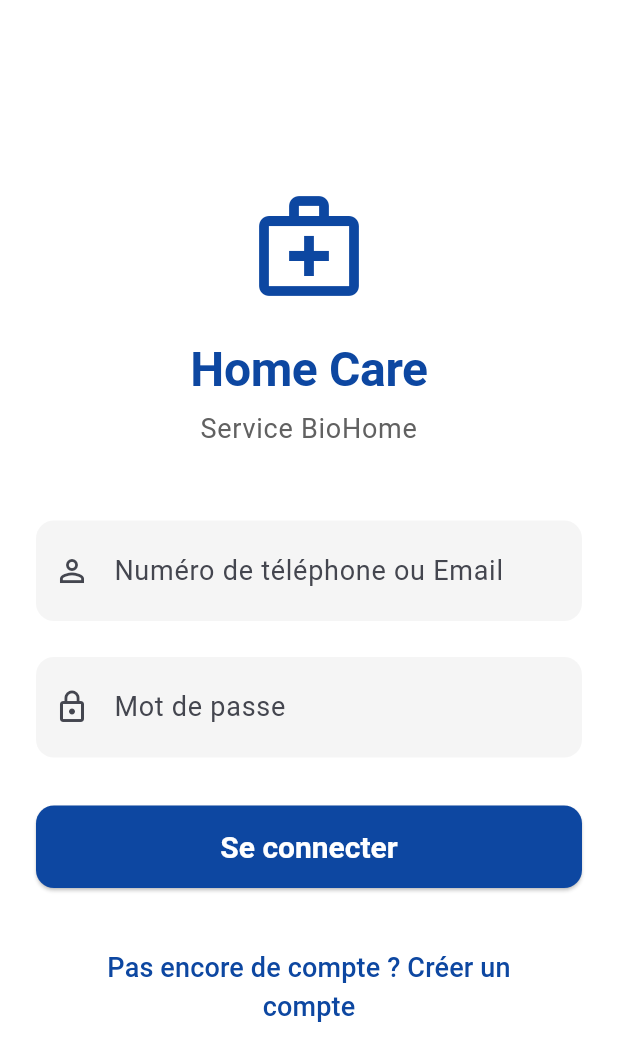
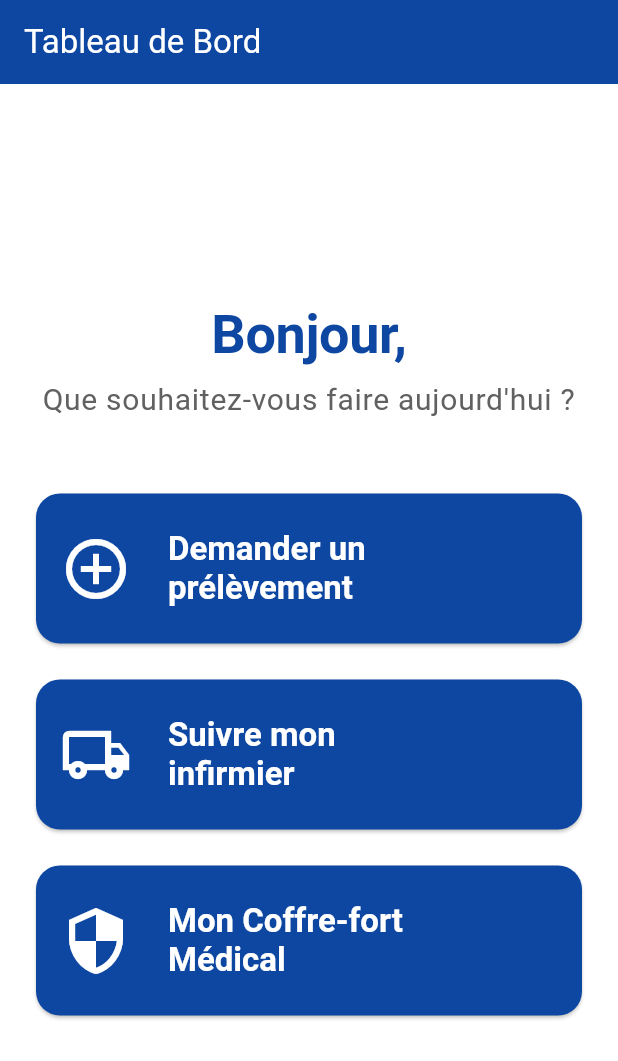
Before and after one commit to hachtek98-stack/Home-Care-App, a Flutter app: the screen it shows after launch, after a tap on "Se connecter", on a phone screen of 412 x 824 dp. Shown: the top 1061 px of the screen. Run offline on Flutter 3.47's test engine with Material 3 defaults, Android fonts, the phone set to English and light mode, and no system bars.

Commit message:
Create the Patient Dashboard Screen

```diff
--- /dev/null
+++ b/lib/screens/dashboard_screen.dart
@@ -0,0 +1,97 @@
+import 'package:flutter/material.dart';
+
+class DashboardScreen extends StatelessWidget {
+  const DashboardScreen({super.key});
+
+  @override
+  Widget build(BuildContext context) {
+    return Scaffold(
+      appBar: AppBar(
+        title: const Text('Tableau de Bord'),
+        backgroundColor: Theme.of(context).colorScheme.primary,
+        foregroundColor: Colors.white,
+      ),
+      body: SafeArea(
+        child: Padding(
+          padding: const EdgeInsets.all(24.0),
+          child: Column(
+            mainAxisAlignment: MainAxisAlignment.center,
+            crossAxisAlignment: CrossAxisAlignment.stretch,
+            children: [
+              Text(
+                'Bonjour,',
+                style: Theme.of(context).textTheme.displayLarge?.copyWith(
+                  fontSize: 36,
+                ),
+                textAlign: TextAlign.center,
+              ),
+              const SizedBox(height: 8),
+              Text(
+                'Que souhaitez-vous faire aujourd\'hui ?',
+                style: Theme.of(context).textTheme.bodyLarge?.copyWith(
+                  fontSize: 20,
+                  color: Colors.grey[700],
+                ),
+                textAlign: TextAlign.center,
+              ),
+              const SizedBox(height: 48),
+              _buildDashboardButton(
+                context: context,
+                icon: Icons.add_circle_outline,
+                label: 'Demander un\nprélèvement',
+                onPressed: () {},
+              ),
+              const SizedBox(height: 24),
+              _buildDashboardButton(
+                context: context,
+                icon: Icons.local_shipping_outlined,
+                label: 'Suivre mon\ninfirmier',
+                onPressed: () {},
+              ),
+              const SizedBox(height: 24),
+              _buildDashboardButton(
+                context: context,
+                icon: Icons.security_outlined,
+                label: 'Mon Coffre-fort\nMédical',
+                onPressed: () {},
+              ),
+            ],
+          ),
+        ),
+      ),
+    );
+  }
+
+  Widget _buildDashboardButton({
+    required BuildContext context,
+    required IconData icon,
+    required String label,
+    required VoidCallback onPressed,
+  }) {
+    return ElevatedButton(
+      onPressed: onPressed,
+      style: ElevatedButton.styleFrom(
+        padding: const EdgeInsets.symmetric(vertical: 24, horizontal: 16),
+        shape: RoundedRectangleBorder(
+          borderRadius: BorderRadius.circular(16),
+        ),
+      ),
+      child: Row(
+        mainAxisAlignment: MainAxisAlignment.start,
+        children: [
+          Icon(icon, size: 48),
+          const SizedBox(width: 24),
+          Expanded(
+            child: Text(
+              label,
+              style: const TextStyle(
+                fontSize: 22,
+                fontWeight: FontWeight.bold,
+              ),
+            ),
+          ),
+        ],
+      ),
+    );
+  }
+}
--- a/lib/screens/login_screen.dart
+++ b/lib/screens/login_screen.dart
@@ -1,4 +1,5 @@
 import 'package:flutter/material.dart';
+import 'dashboard_screen.dart';
 
 class LoginScreen extends StatefulWidget {
   const LoginScreen({super.key});
@@ -10,6 +11,12 @@ class LoginScreen extends StatefulWidget {
 class _LoginScreenState extends State<LoginScreen> {
   final _formKey = GlobalKey<FormState>();
   bool _isLogin = true;
+
+  void _navigateToDashboard() {
+    Navigator.of(context).pushReplacement(
+      MaterialPageRoute(builder: (context) => const DashboardScreen()),
+    );
+  }
 
   @override
   Widget build(BuildContext context) {
@@ -63,9 +70,7 @@ class _LoginScreenState extends State<LoginScreen> {
                   ),
                   const SizedBox(height: 32),
                   ElevatedButton(
-                    onPressed: () {
-                      // Action for Login or Register
-                    },
+                    onPressed: _navigateToDashboard,
                     child: Text(_isLogin ? 'Se connecter' : 'Créer un compte'),
                   ),
                   const SizedBox(height: 24),
```
Also changed, not shown: 1 other file.
